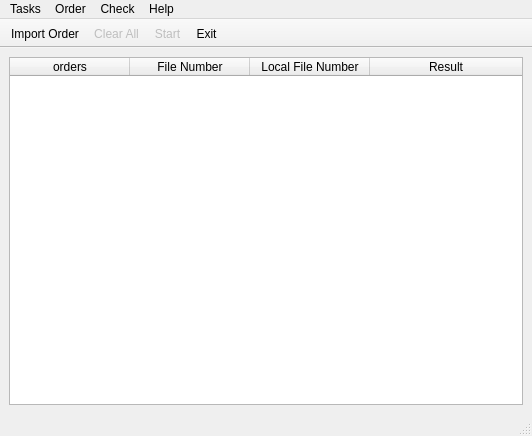
Before: the Qt Designer form src/check_laads_order.ui in xiaoke0O/check-laads-order, drawn with Qt 5.
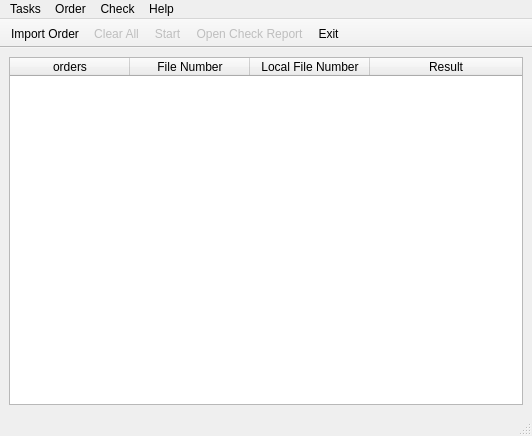
After: the same form once the commit is applied. Icons and pictures are not drawn.

What changed in the file:
```diff
--- a/src/check_laads_order.ui
+++ b/src/check_laads_order.ui
@@ -152,6 +152,7 @@
    <addaction name="actionImport_Order"/>
    <addaction name="actionClear_All"/>
    <addaction name="actionStart"/>
+   <addaction name="actionOpen_Check_Report"/>
    <addaction name="actionExit"/>
   </widget>
   <action name="actionAbout">
@@ -224,6 +225,21 @@
     <string>Clear Selected</string>
    </property>
   </action>
+  <action name="actionOpen_Check_Report">
+   <property name="enabled">
+    <bool>false</bool>
+   </property>
+   <property name="icon">
+    <iconset resource="icons.qrc">
+     <normaloff>:/icons/icons/visibility.png</normaloff>:/icons/icons/visibility.png</iconset>
+   </property>
+   <property name="text">
+    <string>Open Check Report</string>
+   </property>
+   <property name="visible">
+    <bool>false</bool>
+   </property>
+  </action>
  </widget>
  <resources>
   <include location="icons.qrc"/>
```
Left out of the diff: 1 changed line with no effect on the pictures.
